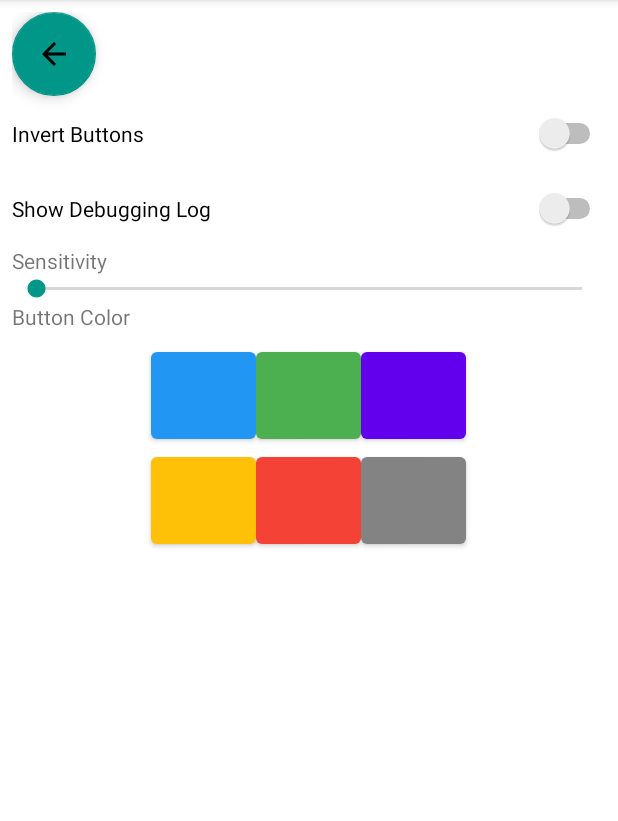
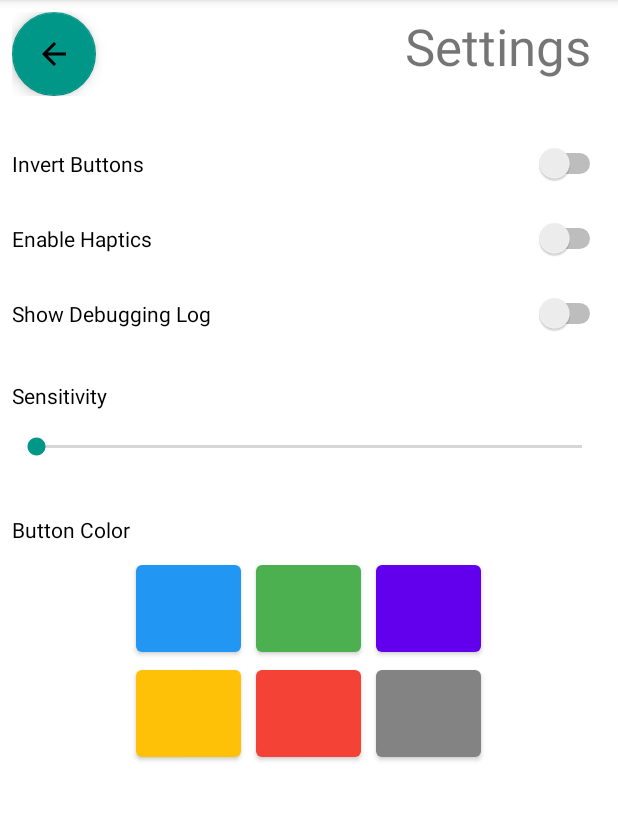
Before and after one commit to Fillipko/Smart-Mouse, an Android app: the screen it shows after launch (Settings), after a tap on an icon or button, on a phone screen of 412 x 824 dp, the part 84-905 px from its top. Run offline under Robolectric (Android 15) with nearby library versions, the light colour scheme and no system bars.

Commit message:
Polished up settings page

```diff
--- a/app/src/main/java/com/example/smartmouse/MainActivity.java
+++ b/app/src/main/java/com/example/smartmouse/MainActivity.java
@@ -12,6 +12,8 @@ import android.hardware.SensorEvent;
 import android.hardware.SensorEventListener;
 import android.hardware.SensorManager;
 import android.os.Bundle;
+import android.view.HapticFeedbackConstants;
+import android.view.MotionEvent;
 import android.view.View;
 import android.widget.Button;
 import android.widget.ImageButton;
@@ -29,8 +31,8 @@ public class MainActivity extends AppCompatActivity implements SensorEventListen
 
     ScrollView debuggingConsole;
     TextView debuggingLog;
-    Button leftBtn;
-    Button rightBtn;
+    MouseBtn leftBtn;
+    MouseBtn rightBtn;
     LinearLayout debugMenu;
 
     SharedPreferences preferences;
@@ -57,20 +59,6 @@ public class MainActivity extends AppCompatActivity implements SensorEventListen
         debugMenu = findViewById(R.id.debugging_menu);
 
         setupMenu();
-
-        leftBtn.setOnClickListener(new View.OnClickListener() {
-            @Override
-            public void onClick(View v) {
-                consoleWrite("Left button clicked");
-            }
-        });
-
-        rightBtn.setOnClickListener(new View.OnClickListener() {
-            @Override
-            public void onClick(View v) {
-                consoleWrite("Right button clicked");
-            }
-        });
 
         settingsBtn.setOnClickListener(new View.OnClickListener() {
             @Override
@@ -120,10 +108,10 @@ public class MainActivity extends AppCompatActivity implements SensorEventListen
         y = event.values[1];
         //Tolerance of 0.2 to start moving cursor
         if (Math.abs(x) > 0.2) {
-            xAccel.setText((Float.toString(x)));
+            xAccel.setText(String.format(Float.toString(x)));
         }
         if (Math.abs(y) > 0.2) {
-            yAccel.setText((Float.toString(y)));
+            yAccel.setText(String.format(Float.toString(y)));
         }
     }
 
@@ -136,6 +124,8 @@ public class MainActivity extends AppCompatActivity implements SensorEventListen
             debugMenu.setVisibility(preferences.getInt("debug", View.GONE));
             rightBtn.setBackgroundTintList(getColorStateList(preferences.getInt("color", R.color.blue)));
             leftBtn.setBackgroundTintList(getColorStateList(preferences.getInt("color", R.color.blue)));
+            rightBtn.setHapticFeedbackEnabled(preferences.getBoolean("haptics", false));
+            leftBtn.setHapticFeedbackEnabled(preferences.getBoolean("haptics", false));
         }
     }
 }
--- a/app/src/main/java/com/example/smartmouse/Settings.java
+++ b/app/src/main/java/com/example/smartmouse/Settings.java
@@ -5,6 +5,7 @@ import static android.view.View.VISIBLE;
 
 import androidx.appcompat.app.AppCompatActivity;
 
+import android.annotation.SuppressLint;
 import android.content.Intent;
 import android.content.SharedPreferences;
 import android.os.Bundle;
@@ -17,7 +18,7 @@ import android.widget.Switch;
 public class Settings extends AppCompatActivity {
 
     ImageButton backBtn;
-    Switch debugToggle;
+    Switch hapticsToggle, debugToggle;
     Button blueBtn, greenBtn, purpleBtn, yellowBtn, redBtn, grayBtn;
     SharedPreferences preferences;
     SharedPreferences.Editor prefEditor;
@@ -33,6 +34,7 @@ public class Settings extends AppCompatActivity {
 
         // UI elements
         backBtn = findViewById(R.id.back_btn);
+        hapticsToggle = findViewById(R.id.haptics_switch);
         debugToggle = findViewById(R.id.debug_console_switch);
         blueBtn = findViewById(R.id.blue);
         greenBtn = findViewById(R.id.green);
@@ -47,7 +49,8 @@ public class Settings extends AppCompatActivity {
         backBtn.setOnClickListener(new View.OnClickListener() {
             @Override
             public void onClick(View v) {
-                backToMouse();
+                prefEditor.commit();
+                finish();
             }
         });
 
@@ -55,12 +58,20 @@ public class Settings extends AppCompatActivity {
             @Override
             public void onClick(View v) {
                 if (debugToggle.isChecked()) {
-                    prefEditor.putInt("debug", VISIBLE).commit();
+                    prefEditor.putInt("debug", VISIBLE);
                 }
                 else {
-                    prefEditor.putInt("debug", GONE).commit();
+                    prefEditor.putInt("debug", GONE);
                 }
                 prefEditor.putBoolean("debug_toggle", debugToggle.isChecked());
+            }
+        });
+
+        hapticsToggle.setOnClickListener(new View.OnClickListener() {
+            @Override
+            public void onClick(View v) {
+                prefEditor.putBoolean("haptics", hapticsToggle.isChecked());
+                prefEditor.putBoolean("haptics_toggle", hapticsToggle.isChecked());
             }
         });
 
@@ -108,12 +119,8 @@ public class Settings extends AppCompatActivity {
         });
     }
 
-    public void backToMouse() {
-        prefEditor.commit();
-        finish();
-    }
-
     public void setupMenu() {
         debugToggle.setChecked(preferences.getBoolean("debug_toggle", false));
+        hapticsToggle.setChecked(preferences.getBoolean("haptics_toggle", false));
     }
 }
--- a/app/src/main/res/layout/activity_main.xml
+++ b/app/src/main/res/layout/activity_main.xml
@@ -31,7 +31,7 @@
             android:layout_height="wrap_content"
             android:orientation="horizontal">
 
-            <com.google.android.material.button.MaterialButton
+            <com.example.smartmouse.MouseBtn
                 android:id="@+id/leftClickBtn"
                 android:layout_width="wrap_content"
                 android:layout_height="500dp"
@@ -47,7 +47,7 @@
                 app:iconGravity="textTop"
                 app:srcCompat="@android:drawable/button_onoff_indicator_off" />
 
-            <com.google.android.material.button.MaterialButton
+            <com.example.smartmouse.MouseBtn
                 android:id="@+id/rightClickBtn"
                 android:layout_width="wrap_content"
                 android:layout_height="500dp"
--- a/app/src/main/res/layout/activity_settings.xml
+++ b/app/src/main/res/layout/activity_settings.xml
@@ -24,6 +24,11 @@
             android:layout_height="wrap_content"
             android:orientation="vertical">
 
+            <LinearLayout
+                android:layout_width="match_parent"
+                android:layout_height="match_parent"
+                android:orientation="horizontal">
+
                 <com.google.android.material.floatingactionbutton.FloatingActionButton
                     android:id="@+id/back_btn"
                     android:layout_width="wrap_content"
@@ -32,35 +37,69 @@
                     android:contentDescription="@string/back_button_content_description"
                     app:srcCompat="?attr/actionModeCloseDrawable" />
 
+                <TextView
+                    android:id="@+id/settings_header"
+                    android:layout_width="wrap_content"
+                    android:layout_height="wrap_content"
+                    android:layout_weight="1"
+                    android:paddingEnd="10dp"
+                    android:text="@string/settings_title_label"
+                    android:textAlignment="textEnd"
+                    android:textSize="34sp" />
+            </LinearLayout>
+
+            <Space
+                android:layout_width="match_parent"
+                android:layout_height="20dp" />
+
             <Switch
                 android:id="@+id/invert_btn_switch"
                 android:layout_width="match_parent"
                 android:layout_height="50dp"
-                android:text="@string/invert_buttons_label" />
+                android:text="@string/invert_buttons_label"
+                android:textColor="?android:attr/textColorPrimary" />
+
+            <Switch
+                android:id="@+id/haptics_switch"
+                android:layout_width="match_parent"
+                android:layout_height="50dp"
+                android:text="@string/haptics_label"
+                android:textColor="?android:attr/textColorPrimary" />
 
             <Switch
                 android:id="@+id/debug_console_switch"
                 android:layout_width="match_parent"
                 android:layout_height="50dp"
-                android:text="@string/debugging_switch_label" />
+                android:text="@string/debugging_switch_label"
+                android:textColor="?android:attr/textColorPrimary" />
+
+            <Space
+                android:layout_width="match_parent"
+                android:layout_height="20dp" />
 
             <TextView
                 android:id="@+id/sensitivity_label"
                 android:layout_width="wrap_content"
                 android:layout_height="wrap_content"
-                android:text="@string/sensitivity_label" />
+                android:text="@string/sensitivity_label"
+                android:textColor="?android:attr/textColorPrimary" />
 
             <SeekBar
                 android:id="@+id/seekBar"
                 android:layout_width="match_parent"
-                android:layout_height="0dp"
+                android:layout_height="50dp"
                 android:layout_weight="1" />
+
+            <Space
+                android:layout_width="match_parent"
+                android:layout_height="20dp" />
 
             <TextView
                 android:id="@+id/button_color_label"
                 android:layout_width="wrap_content"
                 android:layout_height="wrap_content"
-                android:text="@string/button_color_label" />
+                android:text="@string/button_color_label"
+                android:textColor="?android:attr/textColorPrimary" />
         </LinearLayout>
 
         <TableLayout
@@ -82,14 +121,23 @@
                     android:layout_width="70dp"
                     android:layout_height="70dp"
                     android:text=""
-                    app:backgroundTint="@color/blue"/>
+                    app:backgroundTint="@color/blue" />
+
+                <Space
+                    android:layout_width="10dp"
+                    android:layout_height="wrap_content" />
 
                 <com.google.android.material.button.MaterialButton
                     android:id="@+id/green"
                     android:layout_width="70dp"
                     android:layout_height="70dp"
+                    android:padding="10dp"
                     android:text=""
                     app:backgroundTint="@color/green" />
+
+                <Space
+                    android:layout_width="10dp"
+                    android:layout_height="wrap_content" />
 
                 <com.google.android.material.button.MaterialButton
                     android:id="@+id/purple"
@@ -111,12 +159,20 @@
                     android:text=""
                     app:backgroundTint="@color/yellow" />
 
+                <Space
+                    android:layout_width="10dp"
+                    android:layout_height="wrap_content" />
+
                 <com.google.android.material.button.MaterialButton
                     android:id="@+id/red"
                     android:layout_width="70dp"
                     android:layout_height="70dp"
                     android:text=""
                     app:backgroundTint="@color/red" />
+
+                <Space
+                    android:layout_width="10dp"
+                    android:layout_height="wrap_content" />
 
                 <com.google.android.material.button.MaterialButton
                     android:id="@+id/gray"
--- a/app/src/main/res/values-night/themes.xml
+++ b/app/src/main/res/values-night/themes.xml
@@ -12,5 +12,7 @@
         <!-- Status bar color. -->
         <item name="android:statusBarColor" tools:targetApi="l">?attr/colorPrimaryVariant</item>
         <!-- Customize your theme here. -->
+        <item name="android:textColorPrimary">@color/white</item>
+
     </style>
 </resources>
--- a/app/src/main/res/values/strings.xml
+++ b/app/src/main/res/values/strings.xml
@@ -5,7 +5,10 @@
     <string name="back_button_content_description">back</string>
     <string name="sensitivity_label">Sensitivity</string>
     <string name="button_color_label">Button Color</string>
+    <string name="invert_buttons_label">Invert Buttons</string>
+    <string name="haptics_label">Enable Haptics</string>
     <string name="debugging_switch_label">Show Debugging Log</string>
-    <string name="invert_buttons_label">Invert Buttons</string>
+    <string name="settings_title_label">Settings</string>
+
 
 </resources>
--- a/app/src/main/res/values/themes.xml
+++ b/app/src/main/res/values/themes.xml
@@ -12,5 +12,6 @@
         <!-- Status bar color. -->
         <item name="android:statusBarColor" tools:targetApi="l">?attr/colorPrimaryVariant</item>
         <!-- Customize your theme here. -->
+        <item name="android:textColorPrimary">@color/black</item>
     </style>
 </resources>
```
Also changed, not shown: app/src/main/AndroidManifest.xml (+6 -2 lines), app/src/main/java/com/example/smartmouse/MouseBtn.java (added, +40 -0 lines). Lines whose indentation alone changed are shown as unchanged.
